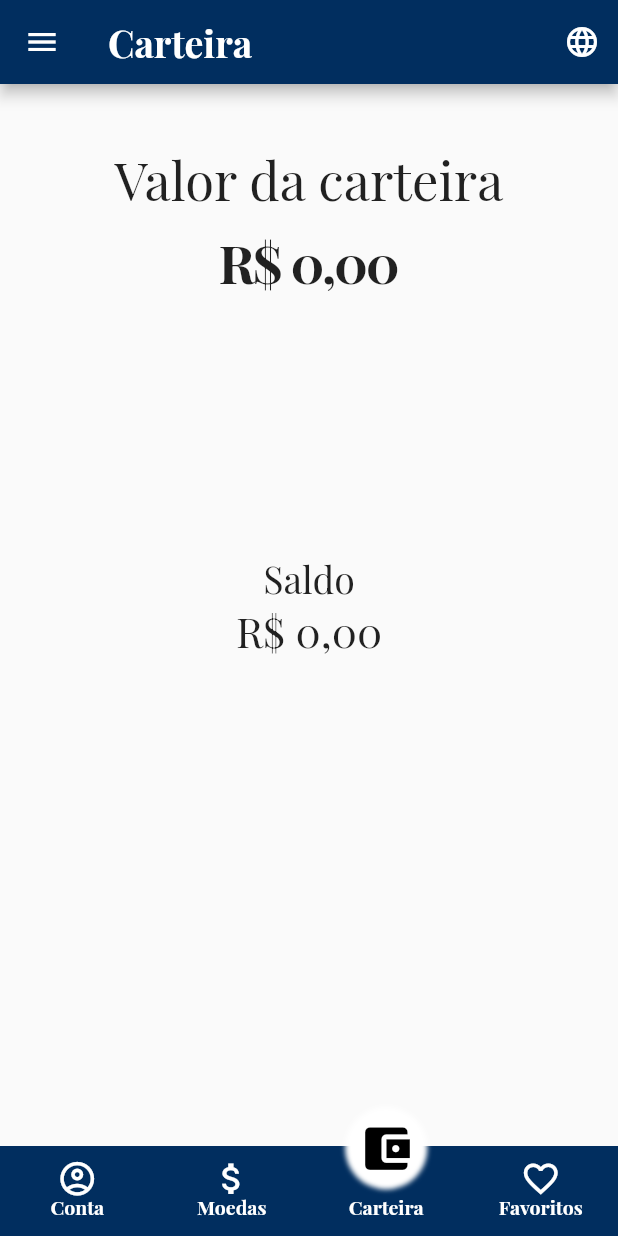
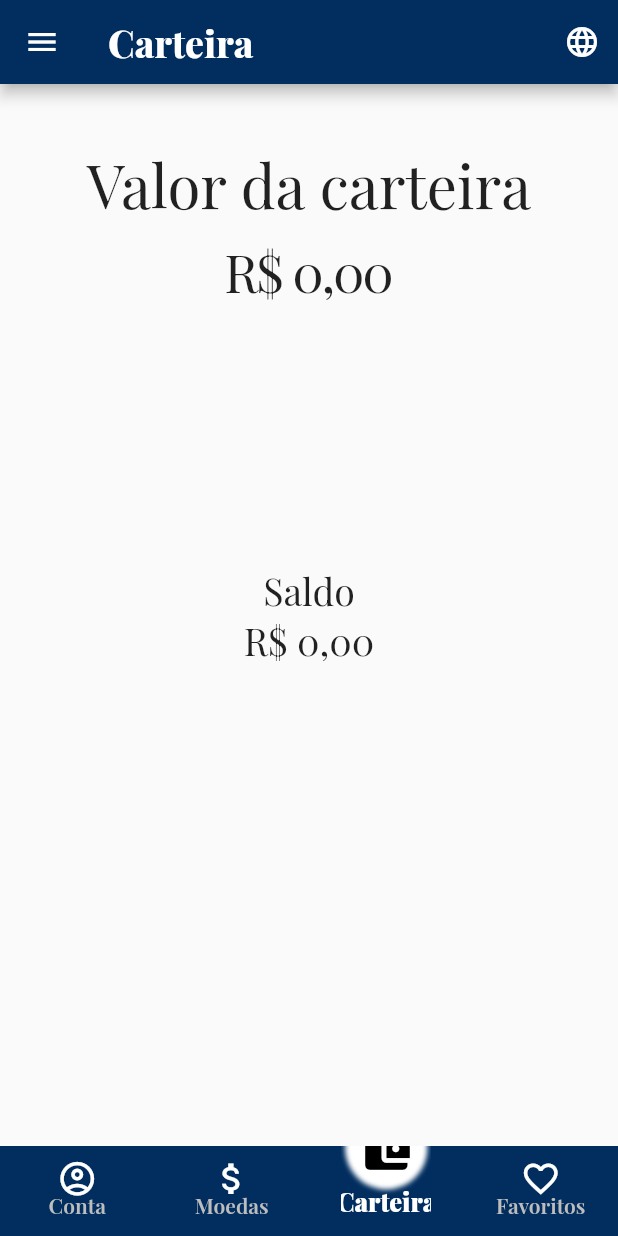
Before and after one commit to jonascsaraiva/Apk_Bank, a Flutter app: the screen it shows once a user with an empty profile is signed in, item 3 of the bottom bar chosen, on a phone screen of 412 x 824 dp. Run offline on Flutter 3.47's test engine with Material 3 defaults, Android fonts, the phone set to English and light mode, and no system bars; drawn by our look-alikes of fl_chart; our stand-ins replace cloud_firestore, firebase_auth, firebase_core, hive, hive_flutter, shared_preferences and 1 more; accounts and stored records are empty; network calls fail; statements that could not run were skipped; project files that could hold a hidden picture were left out.

Commit message:
Pequenos ajustes

```diff
--- a/lib/home_page.dart
+++ b/lib/home_page.dart
@@ -55,7 +55,10 @@ class _HomePageState extends State<HomePage> {
         PopupMenuItem(
           child: ListTile(
             leading: const Icon(Icons.swap_vert),
-            title: Text('Usar $locale'),
+            title: Text(
+              'Usar $locale',
+              style: TextStyle(fontWeight: FontWeight.w800),
+            ),
             onTap: () {
               context.read<AppSettings>().setLocale(locale, name);
               Navigator.pop(context);
@@ -74,14 +77,10 @@ class _HomePageState extends State<HomePage> {
       appBar: AppBar(
         title: Text(
           _titles[_selectedIndex],
-          style: const TextStyle(
-            fontSize: 25,
-            fontWeight: FontWeight.bold,
-            color: Colors.white,
-          ),
+          style: const TextStyle(fontSize: 25, fontWeight: FontWeight.w800),
         ),
         actions: [changeLanguageButton()],
-        iconTheme: const IconThemeData(color: Colors.white),
+
         backgroundColor: const Color.fromARGB(255, 1, 46, 95),
       ),
 
@@ -93,13 +92,19 @@ class _HomePageState extends State<HomePage> {
               child: Center(
                 child: Text(
                   'Menu',
-                  style: TextStyle(color: Colors.white, fontSize: 30),
+                  style: TextStyle(fontSize: 35, fontWeight: FontWeight.w800),
                 ),
               ),
             ),
             ListTile(
-              leading: const Icon(Icons.plus_one_rounded),
-              title: const Text('Contador'),
+              leading: const Icon(Icons.plus_one_rounded, size: 24),
+              title: const Text(
+                'Contador',
+                style: const TextStyle(
+                  fontSize: 20,
+                  fontWeight: FontWeight.w800,
+                ),
+              ),
               onTap: () {
                 Navigator.push(
                   context,
@@ -108,8 +113,14 @@ class _HomePageState extends State<HomePage> {
               },
             ),
             ListTile(
-              leading: const Icon(Icons.monetization_on_sharp),
-              title: const Text('Conversor'),
+              leading: const Icon(Icons.monetization_on_sharp, size: 24),
+              title: const Text(
+                'Conversor',
+                style: const TextStyle(
+                  fontSize: 20,
+                  fontWeight: FontWeight.w800,
+                ),
+              ),
               onTap: () {
                 Navigator.push(
                   context,
@@ -121,8 +132,14 @@ class _HomePageState extends State<HomePage> {
             ),
 
             ListTile(
-              leading: const Icon(Icons.settings),
-              title: const Text('Configurações'),
+              leading: const Icon(Icons.settings, size: 24),
+              title: const Text(
+                'Configurações',
+                style: const TextStyle(
+                  fontSize: 20,
+                  fontWeight: FontWeight.w800,
+                ),
+              ),
               onTap: () {
                 Navigator.push(
                   context,
@@ -177,15 +194,19 @@ class _HomePageState extends State<HomePage> {
                       child: Text(
                         labels[i],
                         style: TextStyle(
-                          color: selected ? Colors.white : Colors.white,
-                          fontSize: 13,
-                          fontWeight: FontWeight.bold,
+                          color: selected
+                              ? Colors.white
+                              : const Color.fromARGB(255, 189, 189, 189),
+                          fontSize: selected ? 17 : 14,
+                          fontWeight: selected
+                              ? FontWeight.w900
+                              : FontWeight.w600,
                         ),
                       ),
                     ),
                     TweenAnimationBuilder<double>(
                       tween: Tween<double>(begin: 1, end: selected ? 1.4 : 1),
-                      duration: const Duration(milliseconds: 450),
+                      duration: const Duration(milliseconds: 500),
                       builder: (context, scale, child) {
                         return Transform.translate(
                           offset: Offset(0, selected ? -20 : 0),
--- a/lib/list_pages.dart/carteira_page.dart
+++ b/lib/list_pages.dart/carteira_page.dart
@@ -43,13 +43,16 @@ class _carteiraPageState extends State<carteiraPage> {
           children: [
             Padding(
               padding: EdgeInsets.only(top: 20, bottom: 8),
-              child: Text('Valor da carteira', style: TextStyle(fontSize: 35)),
+              child: Text(
+                'Valor da carteira',
+                style: TextStyle(fontSize: 40, fontWeight: FontWeight.w300),
+              ),
             ),
             Text(
               real.format(totalCarteira),
               style: TextStyle(
                 fontSize: 35,
-                fontWeight: FontWeight.w700,
+                fontWeight: FontWeight.w100,
                 letterSpacing: -1.5,
               ),
             ),
@@ -112,7 +115,7 @@ class _carteiraPageState extends State<carteiraPage> {
         radius: radius,
         titleStyle: TextStyle(
           fontSize: fontSize,
-          fontWeight: FontWeight.bold,
+          fontWeight: FontWeight.w800,
           color: Colors.black87,
         ),
       );
@@ -133,7 +136,7 @@ class _carteiraPageState extends State<carteiraPage> {
                 aspectRatio: 1,
                 child: PieChart(
                   PieChartData(
-                    sectionsSpace: 5,
+                    sectionsSpace: 3,
                     centerSpaceRadius: 110,
                     sections: loadCarteira(),
                     pieTouchData: PieTouchData(
@@ -148,10 +151,14 @@ class _carteiraPageState extends State<carteiraPage> {
               ),
               Column(
                 children: [
-                  Text(graficoLabel, style: TextStyle(fontSize: 25)),
-                  Text(
-                    real.format(graficoValor),
-                    style: TextStyle(fontSize: 28),
+                  FittedBox(
+                    child: Text(graficoLabel, style: TextStyle(fontSize: 25)),
+                  ),
+                  FittedBox(
+                    child: Text(
+                      real.format(graficoValor),
+                      style: TextStyle(fontSize: 25),
+                    ),
                   ),
                 ],
               ),
@@ -168,14 +175,17 @@ class _carteiraPageState extends State<carteiraPage> {
     for (var operacao in historico) {
       widgets.add(
         ListTile(
-          title: Text(operacao.moeda.nome, style: TextStyle(fontSize: 20)),
+          title: Text(
+            operacao.moeda.nome,
+            style: TextStyle(fontSize: 21, fontWeight: FontWeight.w800),
+          ),
           subtitle: Text(
             date.format(operacao.dataOperacao),
-            style: TextStyle(fontSize: 16),
+            style: TextStyle(fontSize: 17, fontWeight: FontWeight.w800),
           ),
           trailing: Text(
             real.format(operacao.moeda.preco * operacao.quantidade),
-            style: TextStyle(fontSize: 20),
+            style: TextStyle(fontSize: 20, fontWeight: FontWeight.w800),
           ),
         ),
       );
--- a/lib/repositories/moeda_repository.dart
+++ b/lib/repositories/moeda_repository.dart
@@ -21,7 +21,7 @@ class MoedaRepository extends ChangeNotifier {
   }
 
   _refreshPrecos() async {
-    intervalo = Timer.periodic(Duration(minutes: 5), (_) => checkPrecos());
+    intervalo = Timer.periodic(Duration(days: 1), (_) => checkPrecos());
   }
 
   checkPrecos() async {
```
Also changed, not shown: lib/list_pages.dart/favoritas_page.dart (+8 -9 lines), lib/list_pages.dart/moedas_page.dart (+9 -4 lines), lib/repositories/favoritas_repository.dart (+42 -15 lines).
